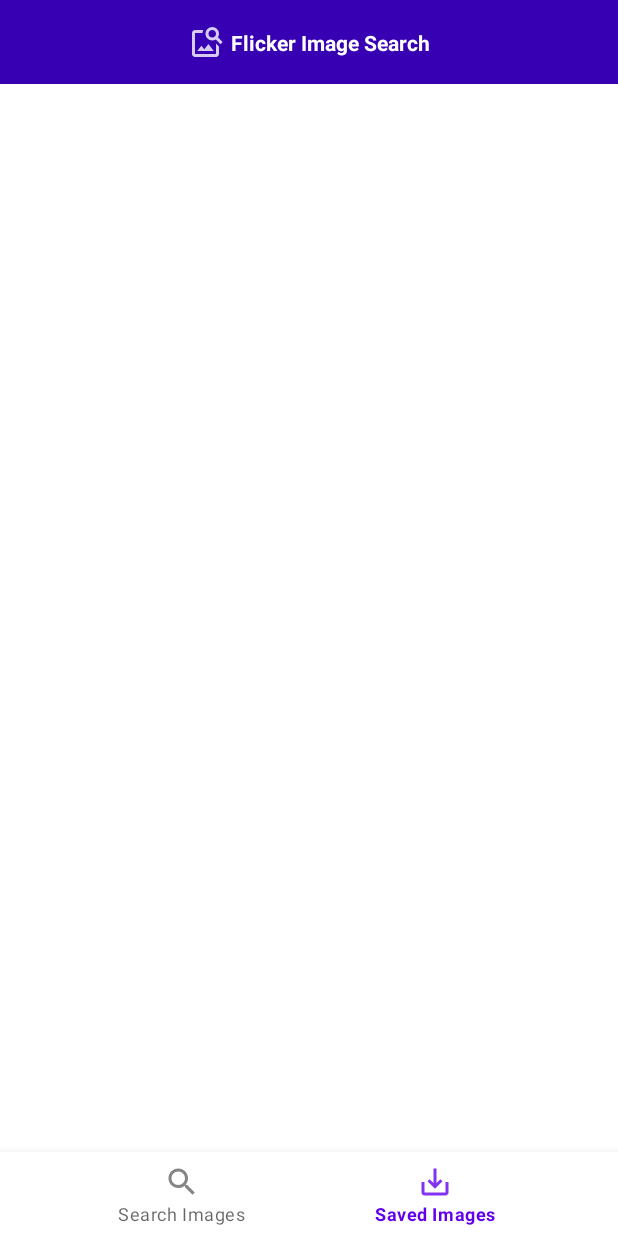
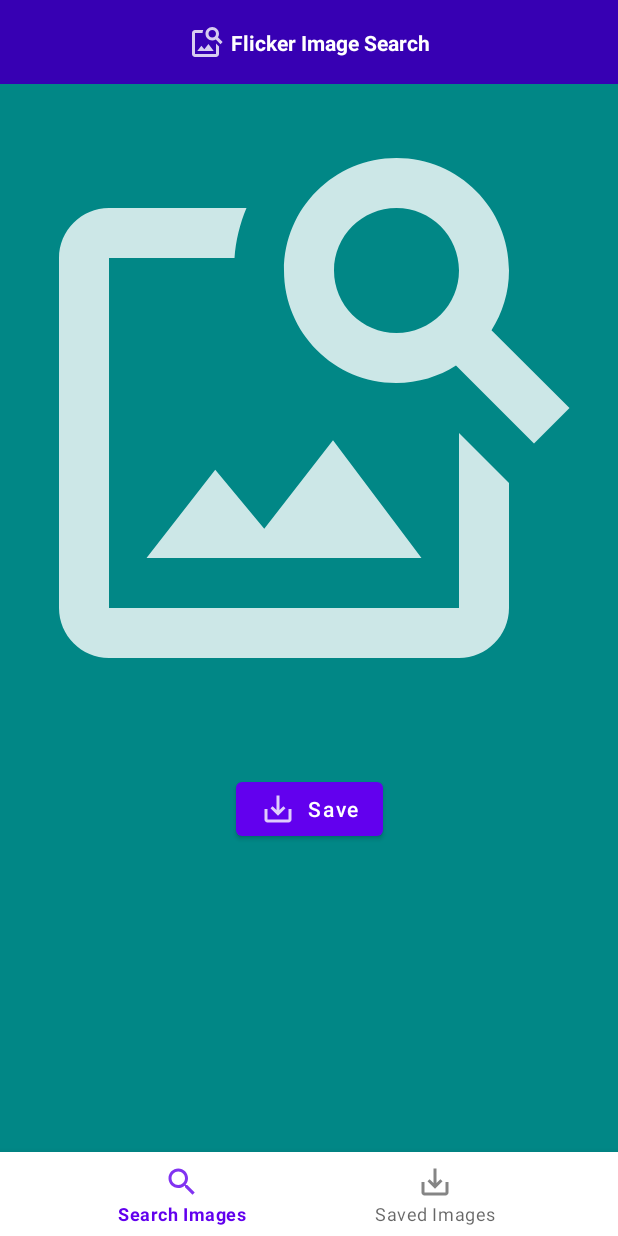
Before and after one commit to AElkhami/FlickerImageSearch, an Android app: the DisplayPhotoFragment screen opened through its navigation route, on a phone screen of 412 x 824 dp. Run offline under Robolectric (Android 15) with nearby library versions, the phone set to English and light mode, and no system bars; our stand-ins replace Dagger/Hilt's generated code, navigation-ui, paging; pictures from the network do not load.

Commit message:
*UI enhancements. *Package name refactoring and decoupling some code. *Bug fixes.

```diff
--- a/app/build.gradle
+++ b/app/build.gradle
@@ -4,6 +4,7 @@ plugins {
     id 'kotlin-kapt'
     id 'dagger.hilt.android.plugin'
     id 'kotlin-parcelize'
+    id 'androidx.navigation.safeargs.kotlin'
 }
 
 android {
--- a/app/src/main/AndroidManifest.xml
+++ b/app/src/main/AndroidManifest.xml
@@ -10,7 +10,7 @@
         android:label="@string/app_name"
         android:roundIcon="@mipmap/ic_launcher_round"
         android:supportsRtl="true"
-        android:name=".FlickerImageSearchApplication"
+        android:name=".FlickerPhotoSearchApplication"
         android:theme="@style/Theme.FlickerImageSearch">
         <activity android:name=".view.MainActivity">
             <intent-filter>
--- a/app/src/main/java/com/elkhami/flickerimagesearch/FlickerImageSearchApplication.kt
+++ b/app/src/main/java/com/elkhami/flickerimagesearch/FlickerPhotoSearchApplication.kt
@@ -7,5 +7,5 @@ import dagger.hilt.android.HiltAndroidApp
  * Created by A.Elkhami on 07,July,2021
  */
 @HiltAndroidApp
-class FlickerImageSearchApplication: Application() {
+class FlickerPhotoSearchApplication: Application() {
 }
--- a/app/src/main/java/com/elkhami/flickerimagesearch/view/MainActivity.kt
+++ b/app/src/main/java/com/elkhami/flickerimagesearch/view/MainActivity.kt
@@ -6,7 +6,7 @@ import androidx.navigation.fragment.NavHostFragment
 import androidx.navigation.ui.setupWithNavController
 import com.elkhami.flickerimagesearch.R
 import com.elkhami.flickerimagesearch.databinding.ActivityMainBinding
-import com.elkhami.flickerimagesearch.view.imagesearch.fragmentfactory.PhotoSearchFragmentFactory
+import com.elkhami.flickerimagesearch.view.fragmentfactory.FlickerPhotoFragmentFactory
 import dagger.hilt.android.AndroidEntryPoint
 import javax.inject.Inject
 
@@ -17,12 +17,12 @@ class MainActivity : AppCompatActivity() {
     private val binding get() = _binding!!
 
     @Inject
-    lateinit var photoSearchFragmentFactory: PhotoSearchFragmentFactory
+    lateinit var flickerPhotoFragmentFactory: FlickerPhotoFragmentFactory
 
     override fun onCreate(savedInstanceState: Bundle?) {
         super.onCreate(savedInstanceState)
 
-        supportFragmentManager.fragmentFactory = photoSearchFragmentFactory
+        supportFragmentManager.fragmentFactory = flickerPhotoFragmentFactory
 
         _binding = ActivityMainBinding.inflate(layoutInflater)
         setContentView(binding.root)
--- a/app/src/main/java/com/elkhami/flickerimagesearch/view/savedimages/SavedPhotosFragment.kt
+++ b/app/src/main/java/com/elkhami/flickerimagesearch/view/displayphoto/DisplayPhotoFragment.kt
@@ -1,34 +1,43 @@
-package com.elkhami.flickerimagesearch.view.savedimages
+package com.elkhami.flickerimagesearch.view.displayphoto
 
 import android.os.Bundle
 import android.view.LayoutInflater
 import android.view.View
 import android.view.ViewGroup
 import androidx.fragment.app.Fragment
-import com.elkhami.flickerimagesearch.databinding.FragmentSavedPhotosBinding
+import androidx.navigation.fragment.navArgs
+import com.bumptech.glide.RequestManager
+import com.elkhami.flickerimagesearch.databinding.FragmentDisplayPhotoBinding
 import dagger.hilt.android.AndroidEntryPoint
+import javax.inject.Inject
 
 /**
  * Created by A.Elkhami on 06,July,2021
  */
 @AndroidEntryPoint
-class SavedPhotosFragment : Fragment() {
+class DisplayPhotoFragment @Inject constructor(private val glide: RequestManager) : Fragment() {
 
-    private var _binding: FragmentSavedPhotosBinding? = null
+    private var _binding: FragmentDisplayPhotoBinding? = null
     private val binding get() = _binding!!
+
+    private val arg : DisplayPhotoFragmentArgs by navArgs()
 
     override fun onCreateView(
         inflater: LayoutInflater,
         container: ViewGroup?,
         savedInstanceState: Bundle?
     ): View {
-        _binding = FragmentSavedPhotosBinding.inflate(inflater, container, false)
+        _binding = FragmentDisplayPhotoBinding.inflate(inflater, container, false)
         return binding.root
     }
 
     override fun onViewCreated(view: View, savedInstanceState: Bundle?) {
         super.onViewCreated(view, savedInstanceState)
 
+        arg.photoArg?.let {
+            glide.load(it.photoURL).into(binding.imageView)
+            binding.imageTitle.text = it.title
+        }
     }
 
     override fun onDestroy() {
--- a/app/src/main/java/com/elkhami/flickerimagesearch/view/imagesearch/fragmentfactory/PhotoSearchFragmentFactory.kt
+++ b/app/src/main/java/com/elkhami/flickerimagesearch/view/fragmentfactory/FlickerPhotoFragmentFactory.kt
@@ -1,21 +1,25 @@
-package com.elkhami.flickerimagesearch.view.imagesearch.fragmentfactory
+package com.elkhami.flickerimagesearch.view.fragmentfactory
 
 import androidx.fragment.app.Fragment
 import androidx.fragment.app.FragmentFactory
+import com.bumptech.glide.RequestManager
 import com.elkhami.flickerimagesearch.view.adapter.PhotoAdapter
-import com.elkhami.flickerimagesearch.view.imagesearch.PhotoSearchFragment
+import com.elkhami.flickerimagesearch.view.displayphoto.DisplayPhotoFragment
+import com.elkhami.flickerimagesearch.view.photosearch.PhotoSearchFragment
 import javax.inject.Inject
 
 /**
  * Created by A.Elkhami on 16,July,2021
  */
-class PhotoSearchFragmentFactory @Inject constructor(
-    private val photoAdapter: PhotoAdapter
+class FlickerPhotoFragmentFactory @Inject constructor(
+    private val photoAdapter: PhotoAdapter,
+    private val glide: RequestManager
 ) : FragmentFactory() {
 
     override fun instantiate(classLoader: ClassLoader, className: String): Fragment {
         return when (className) {
             PhotoSearchFragment::class.java.name -> PhotoSearchFragment(photoAdapter)
+            DisplayPhotoFragment::class.java.name -> DisplayPhotoFragment(glide)
             else -> super.instantiate(classLoader, className)
         }
     }
--- a/app/src/main/java/com/elkhami/flickerimagesearch/view/imagesearch/viewmodel/PhotoSearchViewModel.kt
+++ b/app/src/main/java/com/elkhami/flickerimagesearch/view/photosearch/viewmodel/PhotoSearchViewModel.kt
@@ -1,4 +1,4 @@
-package com.elkhami.flickerimagesearch.view.imagesearch.viewmodel
+package com.elkhami.flickerimagesearch.view.photosearch.viewmodel
 
 import androidx.lifecycle.ViewModel
 import androidx.lifecycle.viewModelScope
--- a/app/src/main/res/layout/fragment_display_photo.xml
+++ b/app/src/main/res/layout/fragment_display_photo.xml
@@ -14,6 +14,7 @@
         android:layout_marginTop="@dimen/default_margin"
         android:layout_marginEnd="@dimen/default_margin"
         android:contentDescription="@string/image_view"
+        android:scaleType="centerCrop"
         app:layout_constraintEnd_toEndOf="parent"
         app:layout_constraintStart_toStartOf="parent"
         app:layout_constraintTop_toTopOf="parent"
@@ -21,36 +22,24 @@
 
     <TextView
         android:id="@+id/imageTitle"
-        android:layout_width="wrap_content"
+        android:layout_width="0dp"
         android:layout_height="wrap_content"
         android:layout_marginStart="@dimen/default_margin"
         android:layout_marginTop="@dimen/small_margin"
         android:layout_marginEnd="@dimen/default_margin"
         android:textColor="@color/white"
         android:textStyle="bold"
+        android:gravity="center"
         app:layout_constraintEnd_toEndOf="parent"
         app:layout_constraintStart_toStartOf="parent"
         app:layout_constraintTop_toBottomOf="@+id/imageView"
         tools:text="Image Title" />
 
-    <TextView
-        android:id="@+id/imageDesc"
-        android:layout_width="wrap_content"
-        android:layout_height="wrap_content"
-        android:layout_marginStart="@dimen/default_margin"
-        android:layout_marginTop="@dimen/small_margin"
-        android:layout_marginEnd="@dimen/default_margin"
-        android:textColor="@color/white"
-        app:layout_constraintEnd_toEndOf="parent"
-        app:layout_constraintStart_toStartOf="parent"
-        app:layout_constraintTop_toBottomOf="@+id/imageTitle"
-        tools:text="Image Description" />
-
     <Button
         android:layout_width="wrap_content"
         android:layout_height="wrap_content"
         android:layout_marginStart="@dimen/default_margin"
-        android:layout_marginTop="@dimen/large_margin"
+        android:layout_marginTop="@dimen/default_margin"
         android:layout_marginEnd="@dimen/default_margin"
         android:layout_marginBottom="16dp"
         android:drawableLeft="@drawable/ic_saved_images"
@@ -59,8 +48,9 @@
         app:layout_constraintBottom_toBottomOf="parent"
         app:layout_constraintEnd_toEndOf="parent"
         app:layout_constraintStart_toStartOf="parent"
-        app:layout_constraintTop_toBottomOf="@+id/imageDesc"
-        app:layout_constraintVertical_bias="0.0" />
+        app:layout_constraintTop_toBottomOf="@+id/imageTitle"
+        app:layout_constraintVertical_bias="0.0"
+        tools:ignore="RtlHardcoded" />
 
     <ProgressBar
         android:id="@+id/progressBar"
--- a/app/src/main/res/navigation/main_screen_nav_graph.xml
+++ b/app/src/main/res/navigation/main_screen_nav_graph.xml
@@ -7,25 +7,27 @@
 
     <fragment
         android:id="@+id/displayImageFragment"
-        android:name="com.elkhami.flickerimagesearch.view.displayimage.DisplayImageFragment"
+        android:name="com.elkhami.flickerimagesearch.view.displayphoto.DisplayPhotoFragment"
         android:label="DisplayImageFragment"
-        tools:layout="@layout/fragment_display_photo" >
+        tools:layout="@layout/fragment_display_photo">
         <argument
-            android:name="@string/photo_arg"
-            app:argType="com.elkhami.flickerimagesearch.data.remote.responses.Photo"/>
+            android:name="photoArg"
+            android:defaultValue="@null"
+            app:argType="com.elkhami.flickerimagesearch.data.remote.responses.Photo"
+            app:nullable="true" />
     </fragment>
     <fragment
         android:id="@+id/savedImagesFragment"
-        android:name="com.elkhami.flickerimagesearch.view.savedimages.SavedPhotosFragment"
+        android:name="com.elkhami.flickerimagesearch.view.savedphotos.SavedPhotosFragment"
         android:label="SavedImagesFragment"
-        tools:layout="@layout/fragment_saved_photos" >
+        tools:layout="@layout/fragment_saved_photos">
         <action
             android:id="@+id/action_savedImagesFragment_to_displayImageFragment"
             app:destination="@id/displayImageFragment" />
     </fragment>
     <fragment
         android:id="@+id/imageSearchFragment"
-        android:name="com.elkhami.flickerimagesearch.view.imagesearch.PhotoSearchFragment"
+        android:name="com.elkhami.flickerimagesearch.view.photosearch.PhotoSearchFragment"
         android:label="ImageSearchFragment"
         tools:layout="@layout/fragment_photo_search">
         <action
--- a/app/src/main/res/values/dimens.xml
+++ b/app/src/main/res/values/dimens.xml
@@ -6,7 +6,7 @@
     <dimen name="very_small_margin">4dp</dimen>
     <dimen name="recycler_item_margin">8dp</dimen>
     <dimen name="match_constraint">0dp</dimen>
-    <dimen name="large_image_size">300dp</dimen>
+    <dimen name="large_image_size">400dp</dimen>
     <dimen name="large_margin">24dp</dimen>
     <dimen name="corner_raidus">40dp</dimen>
     <dimen name="search_edit_text_start_end_padding">20dp</dimen>
--- a/build.gradle
+++ b/build.gradle
@@ -9,6 +9,7 @@ buildscript {
         classpath "com.android.tools.build:gradle:4.2.2"
         classpath "org.jetbrains.kotlin:kotlin-gradle-plugin:$kotlin_version"
         classpath 'com.google.dagger:hilt-android-gradle-plugin:2.37'
+        classpath "androidx.navigation:navigation-safe-args-gradle-plugin:2.3.5"
         // NOTE: Do not place your application dependencies here; they belong
         // in the individual module build.gradle files
     }
```
Also changed, not shown: app/src/main/java/com/elkhami/flickerimagesearch/view/photosearch/PhotoSearchFragment.kt (renamed from app/src/main/java/com/elkhami/flickerimagesearch/view/imagesearch/PhotoSearchFragment.kt, +9 -7 lines), app/src/main/java/com/elkhami/flickerimagesearch/view/savedphotos/SavedPhotosFragment.kt (renamed from app/src/main/java/com/elkhami/flickerimagesearch/view/displayimage/DisplayImageFragment.kt, +6 -5 lines).
